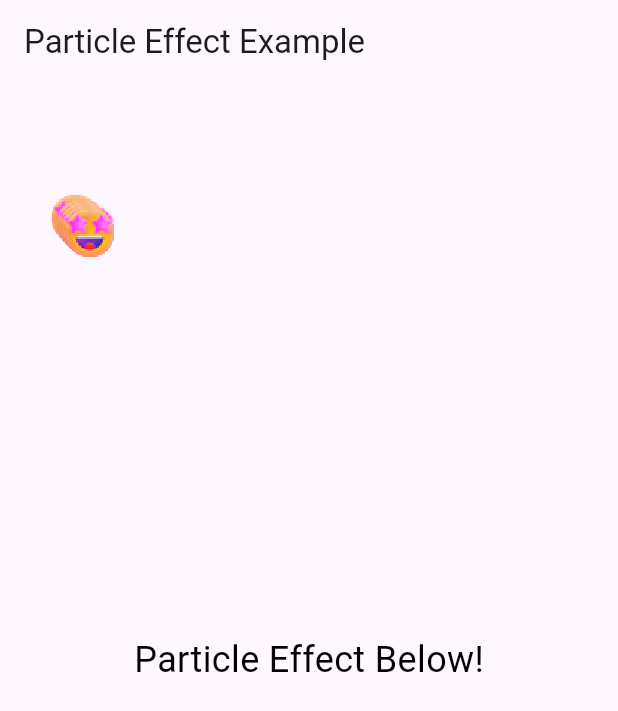
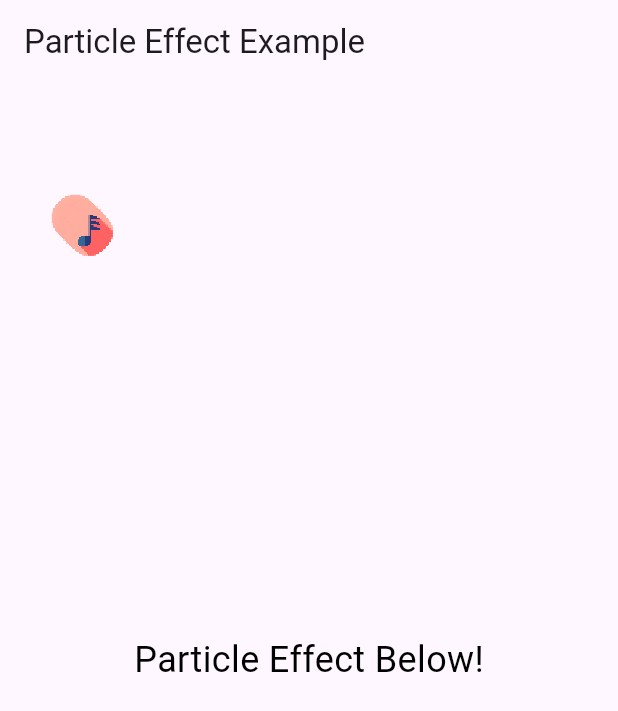
Before and after one commit to AITripleCodeCorp/particle_effect, a Flutter app: the screen it shows after launch, on a phone screen of 412 x 824 dp. Shown: the top 711 px of the screen. Run offline on Flutter 3.47's test engine with Material 3 defaults, Android fonts, the phone set to English and light mode, and no system bars.

Commit message:
Upd: support for particle random size

```diff
--- a/example/lib/main.dart
+++ b/example/lib/main.dart
@@ -36,9 +36,9 @@ class ParticleEffectPage extends StatelessWidget {
                 // rangeY: Range(first: 0.5, second: 0.5),
                 // rangeVx: Range(first: -0.3, second: 0.3),
                 // rangeVy: Range(first: 0.0, second: 1),
+                rangeImageSize: Range(first: 0.1, second: 0.3),
                 // lifeTimee: Duration(seconds: 3),
-                particleImageAssetPath:
-                    'assets/particle.png', // Używaj assetu cząsteczek
+                particleImageAssetPath: 'assets/particle_big.png',
               ),
               //Particle(particleImageAssetPath: 'assets/particle_2.png')
             ],
--- a/example/pubspec.yaml
+++ b/example/pubspec.yaml
@@ -64,7 +64,7 @@ flutter:
   assets:
     - assets/particle.png
     - assets/particle_2.png
-  #   - images/a_dot_ham.jpeg
+    - assets/particle_big.png
 
   # An image asset can refer to one or more resolution-specific "variants", see
   # https://flutter.dev/to/resolution-aware-images
--- a/lib/src/particle.dart
+++ b/lib/src/particle.dart
@@ -9,6 +9,14 @@ class Range {
   double second;
 
   Range({required this.first, required this.second});
+}
+
+class RangeValue {
+  Range originalRange;
+  double randomValueFromRange;
+
+  RangeValue({required this.originalRange})
+      : randomValueFromRange = doubleInRange(originalRange);
 }
 
 /*
@@ -37,19 +45,13 @@ Coordinates of a screen (x,y)
     |                          |
   (0,1)______________________(1,1)
  */
-class RangeValue {
-  Range originalRange;
-  double randomValueFromRange;
-
-  RangeValue({required this.originalRange})
-      : randomValueFromRange = doubleInRange(originalRange);
-}
 
 class Particle {
   RangeValue x;
   RangeValue y;
   RangeValue vx;
   RangeValue vy;
+  RangeValue imageSize;
   double opacity;
   double opacityChangeSpeed;
   Duration lifeTime;
@@ -65,6 +67,7 @@ class Particle {
     Range? rangeY,
     Range? rangeVx,
     Range? rangeVy,
+    Range? rangeImageSize,
     double? opacity,
     double? opacityChangeSpeed,
     Duration? lifeTimee,
@@ -75,10 +78,14 @@ class Particle {
             originalRange: rangeVx ?? Range(first: -0.5, second: 0.5)),
         vy = RangeValue(
             originalRange: rangeVy ?? Range(first: -0.5, second: 0.5)),
+        imageSize = RangeValue(
+            originalRange: rangeImageSize ?? Range(first: 1, second: 1)),
         opacity = opacity ?? 255,
         opacityChangeSpeed = opacityChangeSpeed ?? 0,
         lifeTime = lifeTimee ?? Duration(seconds: 3) {
-    loadImageFromAssets(particleImageAssetPath).then((image) {
+    loadImageFromAssets(particleImageAssetPath,
+            scale: imageSize.randomValueFromRange)
+        .then((image) {
       particleImage = image;
     });
     _lifeTimer = Timer(Duration(milliseconds: lifeTime.inMilliseconds), () {
@@ -96,6 +103,9 @@ class Particle {
           Range(first: vx.originalRange.first, second: vx.originalRange.second),
       rangeVy:
           Range(first: vy.originalRange.first, second: vy.originalRange.second),
+      rangeImageSize: Range(
+          first: imageSize.originalRange.first,
+          second: imageSize.originalRange.second),
       opacity: opacity,
       opacityChangeSpeed: opacityChangeSpeed,
       lifeTimee: lifeTime,
@@ -133,13 +143,34 @@ double doubleInRange(Range range) {
   return range.first + (range.second - range.first) * random.nextDouble();
 }
 
-// Load image from assets asynchronously
-Future<ui.Image> loadImageFromAssets(String path) async {
+Future<ui.Image> loadImageFromAssets(String path, {double scale = 1.0}) async {
   final ByteData data = await rootBundle.load(path);
   final Uint8List list = data.buffer.asUint8List();
   final Completer<ui.Image> completer = Completer();
-  ui.decodeImageFromList(list, (ui.Image img) {
-    completer.complete(img);
+
+  ui.decodeImageFromList(list, (ui.Image img) async {
+    ui.Image resizedImage = await resizeImage(
+        img, (img.width * scale).toInt(), (img.height * scale).toInt());
+    completer.complete(resizedImage);
   });
+
   return completer.future;
 }
+
+Future<ui.Image> resizeImage(
+    ui.Image image, int targetWidth, int targetHeight) async {
+  final ui.PictureRecorder recorder = ui.PictureRecorder();
+  final ui.Canvas canvas = ui.Canvas(recorder);
+
+  final ui.Paint paint = ui.Paint()..filterQuality = ui.FilterQuality.high;
+
+  canvas.drawImageRect(
+    image,
+    Rect.fromLTWH(0, 0, image.width.toDouble(), image.height.toDouble()),
+    Rect.fromLTWH(0, 0, targetWidth.toDouble(), targetHeight.toDouble()),
+    paint,
+  );
+
+  final ui.Picture picture = recorder.endRecording();
+  return await picture.toImage(targetWidth, targetHeight);
+}
--- a/pubspec.yaml
+++ b/pubspec.yaml
@@ -1,6 +1,6 @@
 name: particle_effect
 description: A Flutter package for creating dynamic particle effects with configurable ranges and random movement.
-version: 1.0.1
+version: 1.0.2
 repository: https://github.com/AITripleCodeCorp/particle_effect
 
 environment:
```
Also changed, not shown: example/assets/particle_big.png (added), 1 other file.
